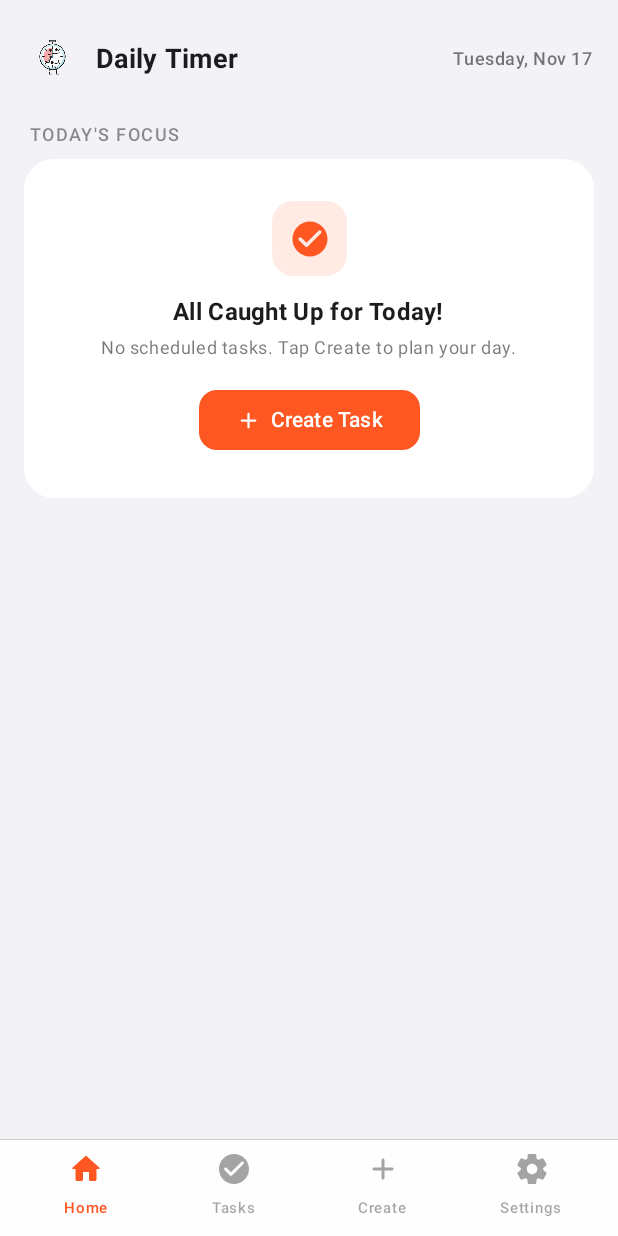
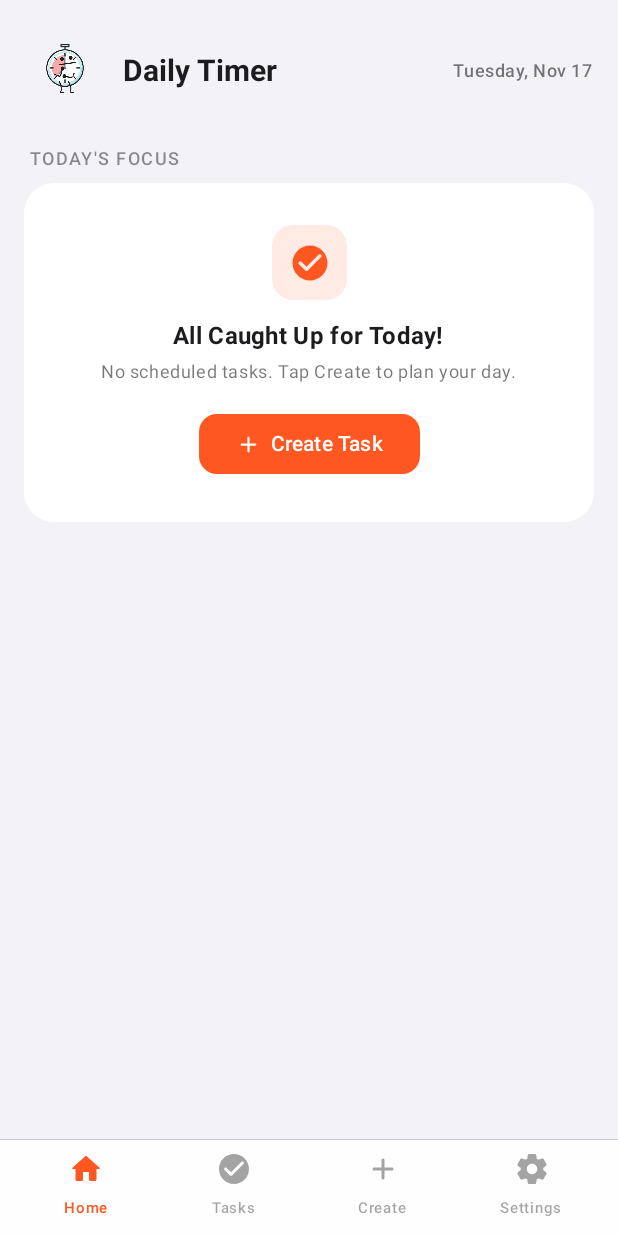
Before and after one commit to shah-ashish/daily-Timer, an Android app built with Jetpack Compose: the screen it shows after launch (MainActivity), on a phone screen of 412 x 824 dp. Run offline under Robolectric (Android 15) with nearby library versions, the phone set to English and light mode, and no system bars.

Commit message:
feat(v1.0.3): exact background notification system, delete confirmation dialog, and adjustable enlarged logo

```diff
--- a/android/app/build.gradle.kts
+++ b/android/app/build.gradle.kts
@@ -22,8 +22,8 @@ android {
         applicationId = "com.dailytimer.app"
         minSdk = 26
         targetSdk = 34
-        versionCode = 3
-        versionName = "1.0.2"
+        versionCode = 4
+        versionName = "1.0.3"
 
         testInstrumentationRunner = "androidx.test.runner.AndroidJUnitRunner"
         vectorDrawables {
--- a/android/app/src/main/java/com/dailytimer/app/MainActivity.kt
+++ b/android/app/src/main/java/com/dailytimer/app/MainActivity.kt
@@ -1,10 +1,17 @@
 package com.dailytimer.app
 
+import android.Manifest
+import android.content.pm.PackageManager
+import android.os.Build
 import android.os.Bundle
 import androidx.activity.ComponentActivity
+import androidx.activity.compose.rememberLauncherForActivityResult
 import androidx.activity.compose.setContent
+import androidx.activity.result.contract.ActivityResultContracts
 import androidx.compose.foundation.isSystemInDarkTheme
 import androidx.compose.runtime.*
+import androidx.core.content.ContextCompat
+import com.dailytimer.app.notification.NotificationScheduler
 import com.dailytimer.app.ui.create.CreateTaskScreen
 import com.dailytimer.app.ui.home.HomeScreen
 import com.dailytimer.app.ui.navigation.NavTab
@@ -17,10 +24,30 @@ class MainActivity : ComponentActivity() {
     override fun onCreate(savedInstanceState: Bundle?) {
         super.onCreate(savedInstanceState)
 
+        // Reschedule active alarms on launch
+        NotificationScheduler.rescheduleAll(applicationContext)
+
         setContent {
             val systemDark = isSystemInDarkTheme()
             var isDarkMode by remember { mutableStateOf(systemDark) }
             var currentTab by remember { mutableStateOf(NavTab.HOME) }
+
+            // Request Notification Permission on Android 13+ (API 33+)
+            val permissionLauncher = rememberLauncherForActivityResult(
+                contract = ActivityResultContracts.RequestPermission()
+            ) { _ -> }
+
+            LaunchedEffect(Unit) {
+                if (Build.VERSION.SDK_INT >= Build.VERSION_CODES.TIRAMISU) {
+                    val isGranted = ContextCompat.checkSelfPermission(
+                        this@MainActivity,
+                        Manifest.permission.POST_NOTIFICATIONS
+                    ) == PackageManager.PERMISSION_GRANTED
+                    if (!isGranted) {
+                        permissionLauncher.launch(Manifest.permission.POST_NOTIFICATIONS)
+                    }
+                }
+            }
 
             DailyTimerTheme(darkTheme = isDarkMode) {
                 when (currentTab) {
--- a/android/app/src/main/java/com/dailytimer/app/data/db/TaskDatabaseHelper.kt
+++ b/android/app/src/main/java/com/dailytimer/app/data/db/TaskDatabaseHelper.kt
@@ -127,4 +127,42 @@ class TaskDatabaseHelper(context: Context) : SQLiteOpenHelper(
         }
         return db.update(TABLE_TASKS, values, "$COLUMN_ID = ?", arrayOf(task.id.toString()))
     }
+
+    fun markTaskCompleted(id: Long): Int {
+        val db = writableDatabase
+        val values = ContentValues().apply {
+            put(COLUMN_STATUS, "COMPLETED")
+        }
+        return db.update(TABLE_TASKS, values, "$COLUMN_ID = ?", arrayOf(id.toString()))
+    }
+
+    fun getAllUpcomingTasks(): List<Task> {
+        val tasks = mutableListOf<Task>()
+        val db = readableDatabase
+        val cursor = db.query(
+            TABLE_TASKS,
+            null,
+            "$COLUMN_STATUS != ?",
+            arrayOf("COMPLETED"),
+            null,
+            null,
+            "$COLUMN_DATE ASC, $COLUMN_START_TIME ASC"
+        )
+        cursor.use {
+            if (it.moveToFirst()) {
+                do {
+                    val task = Task(
+                        id = it.getLong(it.getColumnIndexOrThrow(COLUMN_ID)),
+                        date = it.getString(it.getColumnIndexOrThrow(COLUMN_DATE)),
+                        startTime = it.getString(it.getColumnIndexOrThrow(COLUMN_START_TIME)),
+                        taskName = it.getString(it.getColumnIndexOrThrow(COLUMN_TASK_NAME)),
+                        description = it.getString(it.getColumnIndexOrThrow(COLUMN_DESCRIPTION)) ?: "",
+                        status = it.getString(it.getColumnIndexOrThrow(COLUMN_STATUS))
+                    )
+                    tasks.add(task)
+                } while (it.moveToNext())
+            }
+        }
+        return tasks
+    }
 }
--- a/android/app/src/main/java/com/dailytimer/app/ui/create/CreateTaskScreen.kt
+++ b/android/app/src/main/java/com/dailytimer/app/ui/create/CreateTaskScreen.kt
@@ -24,6 +24,7 @@ import androidx.compose.ui.unit.dp
 import androidx.compose.ui.unit.sp
 import com.dailytimer.app.data.db.TaskDatabaseHelper
 import com.dailytimer.app.data.model.Task
+import com.dailytimer.app.notification.NotificationScheduler
 import com.dailytimer.app.ui.navigation.BottomNavBar
 import com.dailytimer.app.ui.navigation.NavTab
 import com.dailytimer.app.ui.theme.CoralPrimary
@@ -541,6 +542,8 @@ fun CreateTaskScreen(
 
                     val rowId = dbHelper.insertTask(newTask)
                     if (rowId != -1L) {
+                        val created = newTask.copy(id = rowId)
+                        NotificationScheduler.scheduleTaskNotification(context, created)
                         successMessage = "Task created successfully for $finalDate!"
                         taskName = ""
                         description = ""
--- a/android/app/src/main/java/com/dailytimer/app/ui/home/HomeScreen.kt
+++ b/android/app/src/main/java/com/dailytimer/app/ui/home/HomeScreen.kt
@@ -19,6 +19,7 @@ import androidx.compose.ui.graphics.Color
 import androidx.compose.ui.platform.LocalContext
 import androidx.compose.ui.res.painterResource
 import androidx.compose.ui.text.font.FontWeight
+import androidx.compose.ui.unit.Dp
 import androidx.compose.ui.unit.dp
 import androidx.compose.ui.unit.sp
 import com.dailytimer.app.R
@@ -35,7 +36,8 @@ import java.util.*
 fun HomeScreen(
     selectedTab: NavTab = NavTab.HOME,
     onTabSelected: (NavTab) -> Unit = {},
-    onCreateTaskClick: () -> Unit = {}
+    onCreateTaskClick: () -> Unit = {},
+    logoSize: Dp = 54.dp
 ) {
     val context = LocalContext.current
     val dbHelper = remember { TaskDatabaseHelper(context) }
@@ -80,20 +82,20 @@ fun HomeScreen(
             ) {
                 Row(
                     verticalAlignment = Alignment.CenterVertically,
-                    horizontalArrangement = Arrangement.spacedBy(10.dp)
+                    horizontalArrangement = Arrangement.spacedBy(12.dp)
                 ) {
                     Image(
                         painter = painterResource(id = R.drawable.app_logo),
                         contentDescription = "App Logo",
                         modifier = Modifier
-                            .size(38.dp)
-                            .clip(RoundedCornerShape(10.dp))
+                            .size(logoSize)
+                            .clip(RoundedCornerShape(14.dp))
                     )
                     Text(
                         text = "Daily Timer",
-                        style = MaterialTheme.typography.titleMedium.copy(
+                        style = MaterialTheme.typography.titleLarge.copy(
                             fontWeight = FontWeight.Bold,
-                            fontSize = 18.sp
+                            fontSize = 20.sp
                         ),
                         color = MaterialTheme.colorScheme.onBackground
                     )
```
Also changed, not shown: android/app/src/main/AndroidManifest.xml (+19 -0 lines), android/app/src/main/java/com/dailytimer/app/notification/BootReceiver.kt (added, +13 -0 lines), android/app/src/main/java/com/dailytimer/app/notification/NotificationScheduler.kt (added, +99 -0 lines), android/app/src/main/java/com/dailytimer/app/notification/TaskNotificationReceiver.kt (added, +133 -0 lines), android/app/src/main/java/com/dailytimer/app/ui/tasks/TasksScreen.kt (+59 -6 lines), 1 other file.
